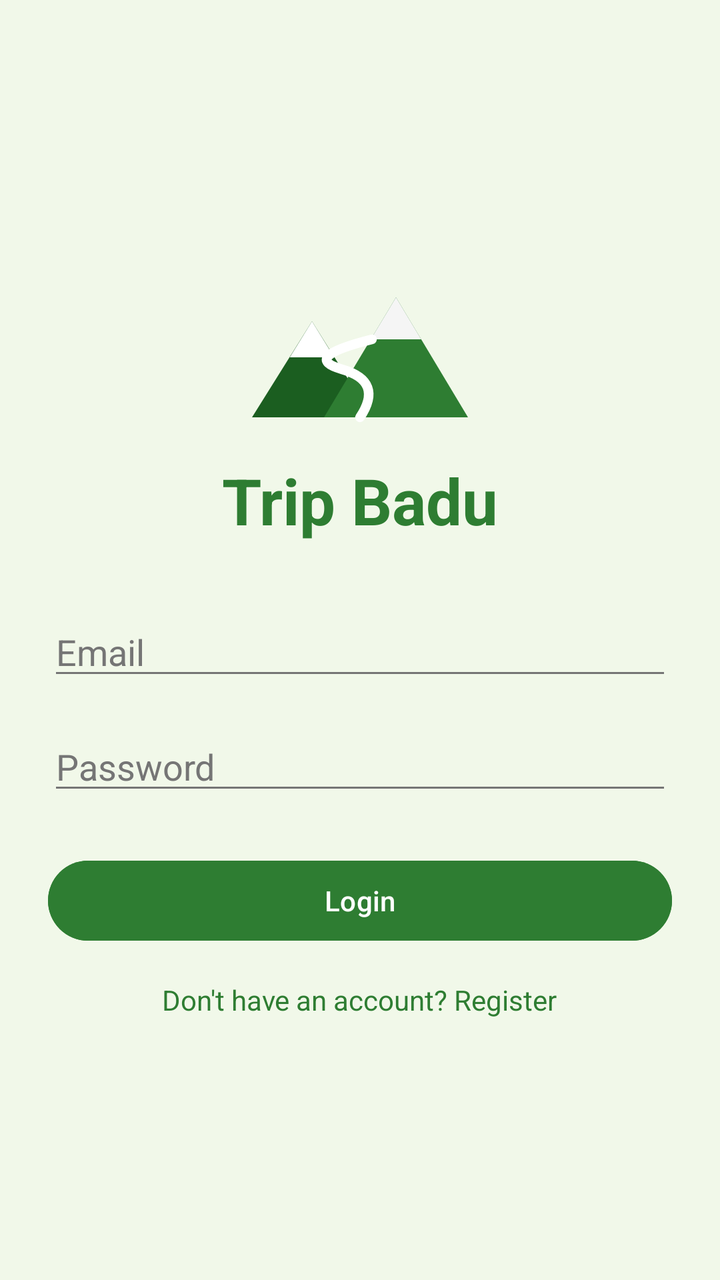
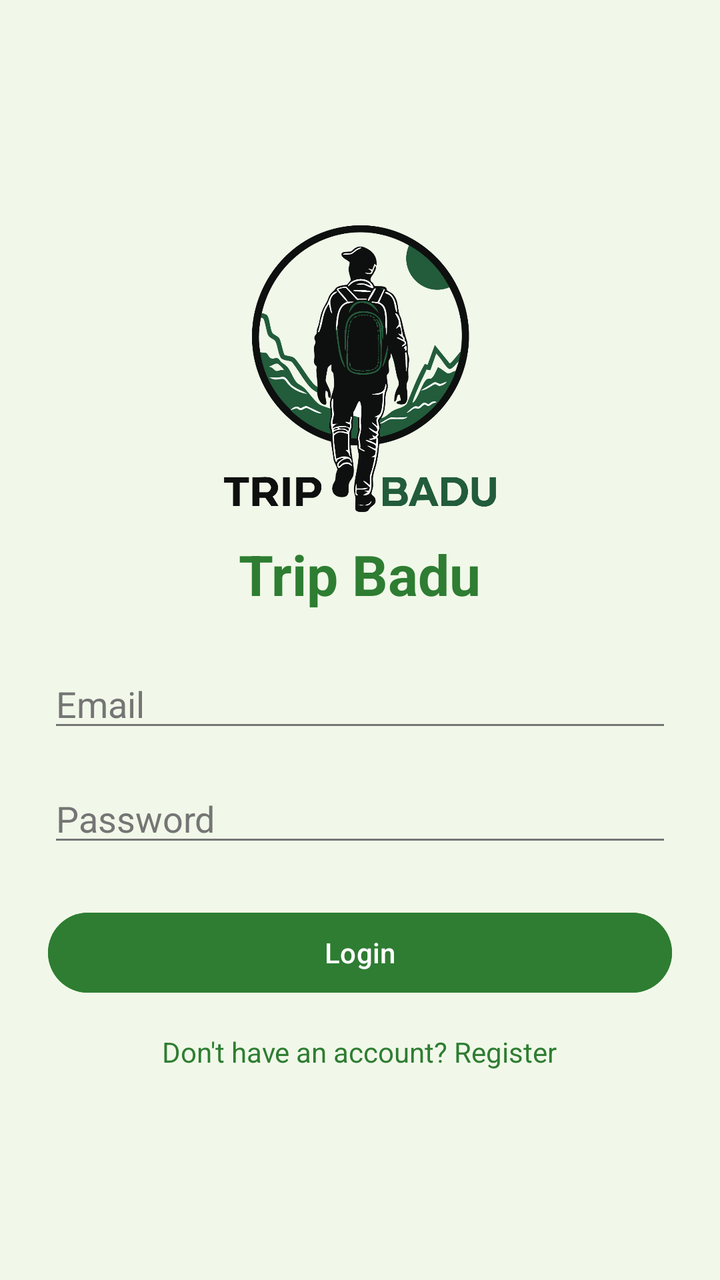

Screens rendered from an Android XML layout before and after an edit, with the pre-edit source and the edit as a unified diff.
<!-- AndroidManifest.xml: application theme Theme.TripBadu -->
<!-- res/layout/activity_login.xml -->
<?xml version="1.0" encoding="utf-8"?>
<LinearLayout xmlns:android="http://schemas.android.com/apk/res/android"
    android:layout_width="match_parent"
    android:layout_height="match_parent"
    android:orientation="vertical"
    android:padding="24dp"
    android:gravity="center"
    android:background="@color/background">

    <ImageView
        android:id="@+id/ivLogo"
        android:layout_width="120dp"
        android:layout_height="90dp"
        android:src="@drawable/ic_tripbadu_logo"
        android:contentDescription="Trip Badu Logo"/>

    <TextView
        android:layout_width="wrap_content"
        android:layout_height="wrap_content"
        android:text="Trip Badu"
        android:textSize="32sp"
        android:textStyle="bold"
        android:textColor="@color/primary"
        android:layout_marginTop="8dp"
        android:layout_marginBottom="32dp"/>

    <EditText
        android:id="@+id/etEmail"
        android:layout_width="match_parent"
        android:layout_height="wrap_content"
        android:hint="Email"
        android:inputType="textEmailAddress"
        android:layout_marginBottom="16dp"/>

    <EditText
        android:id="@+id/etPassword"
        android:layout_width="match_parent"
        android:layout_height="wrap_content"
        android:hint="Password"
        android:inputType="textPassword"
        android:layout_marginBottom="24dp"/>

    <Button
        android:id="@+id/btnLogin"
        android:layout_width="match_parent"
        android:layout_height="wrap_content"
        android:text="Login"
        android:backgroundTint="@color/primary"
        android:textColor="@color/on_primary"/>

    <TextView
        android:id="@+id/tvRegister"
        android:layout_width="wrap_content"
        android:layout_height="wrap_content"
        android:text="Don't have an account? Register"
        android:layout_marginTop="16dp"
        android:textColor="@color/primary"/>

</LinearLayout>
<!-- resources referenced by this layout -->
<resources>
  <color name="background">#F1F8E9</color>
  <color name="on_primary">#FFFFFF</color>
  <color name="primary">#2E7D32</color>
  <!-- drawable ic_tripbadu_logo (drawable) -->
  <vector xmlns:android="http://schemas.android.com/apk/res/android"
      android:width="200dp"
      android:height="150dp"
      android:viewportWidth="200"
      android:viewportHeight="150">
  
      <path
          android:fillColor="#1B5E20"
          android:pathData="M 10,130 L 60,50 L 110,130 Z" />
  
      <path
          android:fillColor="#2E7D32"
          android:pathData="M 70,130 L 130,30 L 190,130 Z" />
  
      <path
          android:fillColor="#FFFFFF"
          android:pathData="M 60,50 L 78.5,80 L 41.5,80 Z" />
  
      <path
          android:fillColor="#F5F5F5"
          android:pathData="M 130,30 L 151,65 L 109,65 Z" />
  
      <path
          android:strokeColor="#FFFFFF"
          android:strokeWidth="8"
          android:strokeLineCap="round"
          android:fillColor="#00000000"
          android:pathData="M 100,130 Q 120,100 85,90 T 110,65" />
  
  </vector>
  <style name="Theme.TripBadu" parent="Base.Theme.TripBadu" />
  <style name="Base.Theme.TripBadu" parent="Theme.Material3.DayNight.NoActionBar">
          
          <item name="colorPrimary">@color/primary</item>
          <item name="colorPrimaryVariant">@color/primary_variant</item>
          <item name="colorOnPrimary">@color/on_primary</item>
          <item name="colorSecondary">@color/secondary</item>
          <item name="colorSecondaryVariant">@color/secondary_variant</item>
          <item name="colorOnSecondary">@color/on_secondary</item>
          <item name="android:windowBackground">@color/background</item>
  
          
          <item name="colorSurface">@color/surface</item>
          <item name="colorOnSurface">@color/text_primary</item>
          <item name="colorOnSurfaceVariant">@color/text_secondary</item>
          <item name="colorOutline">@color/text_secondary</item>
  
          
          <item name="android:textColorPrimary">@color/text_primary</item>
          <item name="android:textColorSecondary">@color/text_secondary</item>
          <item name="android:textColor">@color/text_primary</item>
          <item name="android:editTextColor">@color/text_primary</item>
          <item name="android:textColorHint">@color/text_secondary</item>
      </style>
  <color name="primary_variant">#1B5E20</color>
  <color name="secondary">#81C784</color>
  <color name="secondary_variant">#4CAF50</color>
  <color name="on_secondary">#000000</color>
  <color name="surface">#FFFFFF</color>
  <color name="text_primary">#212121</color>
  <color name="text_secondary">#757575</color>
</resources>

<!-- the commit's change to res/layout/activity_login.xml (unified diff, before → after) -->
@@ -9,20 +9,21 @@
 
     <ImageView
         android:id="@+id/ivLogo"
-        android:layout_width="120dp"
-        android:layout_height="90dp"
-        android:src="@drawable/ic_tripbadu_logo"
+        android:layout_width="160dp"
+        android:layout_height="160dp"
+        android:adjustViewBounds="true"
+        android:src="@drawable/logo"
         android:contentDescription="Trip Badu Logo"/>
 
     <TextView
         android:layout_width="wrap_content"
         android:layout_height="wrap_content"
         android:text="Trip Badu"
-        android:textSize="32sp"
+        android:textSize="28sp"
         android:textStyle="bold"
         android:textColor="@color/primary"
-        android:layout_marginTop="8dp"
-        android:layout_marginBottom="32dp"/>
+        android:layout_marginTop="4dp"
+        android:layout_marginBottom="24dp"/>
 
     <EditText
         android:id="@+id/etEmail"
<!-- resource entries referenced after the edit -->
@@ -3,37 +3,7 @@
   <color name="background">#F1F8E9</color>
   <color name="on_primary">#FFFFFF</color>
   <color name="primary">#2E7D32</color>
-  <!-- drawable ic_tripbadu_logo (drawable) -->
-  <vector xmlns:android="http://schemas.android.com/apk/res/android"
-      android:width="200dp"
-      android:height="150dp"
-      android:viewportWidth="200"
-      android:viewportHeight="150">
-  
-      <path
-          android:fillColor="#1B5E20"
-          android:pathData="M 10,130 L 60,50 L 110,130 Z" />
-  
-      <path
-          android:fillColor="#2E7D32"
-          android:pathData="M 70,130 L 130,30 L 190,130 Z" />
-  
-      <path
-          android:fillColor="#FFFFFF"
-          android:pathData="M 60,50 L 78.5,80 L 41.5,80 Z" />
-  
-      <path
-          android:fillColor="#F5F5F5"
-          android:pathData="M 130,30 L 151,65 L 109,65 Z" />
-  
-      <path
-          android:strokeColor="#FFFFFF"
-          android:strokeWidth="8"
-          android:strokeLineCap="round"
-          android:fillColor="#00000000"
-          android:pathData="M 100,130 Q 120,100 85,90 T 110,65" />
-  
-  </vector>
+  <!-- drawable logo: png bitmap (drawable, 107286 bytes) -->
   <style name="Theme.TripBadu" parent="Base.Theme.TripBadu" />
   <style name="Base.Theme.TripBadu" parent="Theme.Material3.DayNight.NoActionBar">
           
